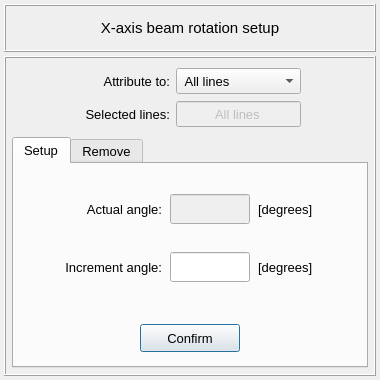
Before: the Qt Designer form pulse/interface/data/ui_files/model/setup/structural/xaxis_beam_rotation_input.ui in open-pulse/OpenPulse, drawn with Qt 5.
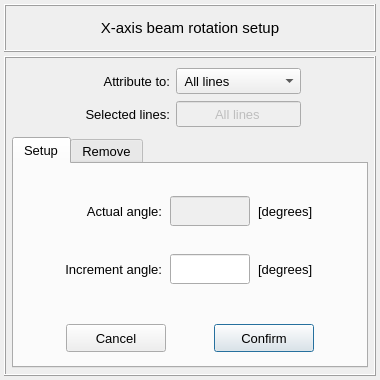
After: the same form once the commit is applied.

Commit message: Refactoring the expansion joint and x-axis beam rotation classes

```diff
--- a/pulse/interface/data/ui_files/model/setup/structural/xaxis_beam_rotation_input.ui
+++ b/pulse/interface/data/ui_files/model/setup/structural/xaxis_beam_rotation_input.ui
@@ -242,7 +242,7 @@
                <property name="maximumSize">
                 <size>
                  <width>120</width>
-                 <height>30</height>
+                 <height>26</height>
                 </size>
                </property>
                <property name="sizeIncrement">
@@ -278,7 +278,7 @@
                <property name="maximumSize">
                 <size>
                  <width>120</width>
-                 <height>30</height>
+                 <height>26</height>
                 </size>
                </property>
                <property name="sizeIncrement">
@@ -314,7 +314,13 @@
                <property name="maximumSize">
                 <size>
                  <width>80</width>
-                 <height>30</height>
+                 <height>26</height>
+                </size>
+               </property>
+               <property name="sizeIncrement">
+                <size>
+                 <width>0</width>
+                 <height>26</height>
                 </size>
                </property>
                <property name="font">
@@ -348,7 +354,13 @@
                <property name="maximumSize">
                 <size>
                  <width>80</width>
-                 <height>30</height>
+                 <height>26</height>
+                </size>
+               </property>
+               <property name="sizeIncrement">
+                <size>
+                 <width>0</width>
+                 <height>26</height>
                 </size>
                </property>
                <property name="font">
@@ -384,7 +396,13 @@
                <property name="maximumSize">
                 <size>
                  <width>80</width>
-                 <height>30</height>
+                 <height>26</height>
+                </size>
+               </property>
+               <property name="sizeIncrement">
+                <size>
+                 <width>0</width>
+                 <height>26</height>
                 </size>
                </property>
                <property name="font">
@@ -444,7 +462,13 @@
                <property name="maximumSize">
                 <size>
                  <width>80</width>
-                 <height>30</height>
+                 <height>26</height>
+                </size>
+               </property>
+               <property name="sizeIncrement">
+                <size>
+                 <width>0</width>
+                 <height>26</height>
                 </size>
                </property>
                <property name="font">
@@ -502,7 +526,7 @@
              <property name="spacing">
               <number>0</number>
              </property>
-             <item row="0" column="0">
+             <item row="0" column="1">
               <widget class="QPushButton" name="pushButton_confirm">
                <property name="minimumSize">
                 <size>
@@ -529,6 +553,33 @@
                </property>
               </widget>
              </item>
+             <item row="0" column="0">
+              <widget class="QPushButton" name="pushButton_cancel">
+               <property name="minimumSize">
+                <size>
+                 <width>100</width>
+                 <height>28</height>
+                </size>
+               </property>
+               <property name="maximumSize">
+                <size>
+                 <width>100</width>
+                 <height>28</height>
+                </size>
+               </property>
+               <property name="font">
+                <font>
+                 <pointsize>10</pointsize>
+                </font>
+               </property>
+               <property name="styleSheet">
+                <string notr="true"/>
+               </property>
+               <property name="text">
+                <string>Cancel</string>
+               </property>
+              </widget>
+             </item>
             </layout>
            </widget>
           </item>
```
Left out of the diff: 14 changed lines with no effect on the pictures. The commit also changes 35 other files.
